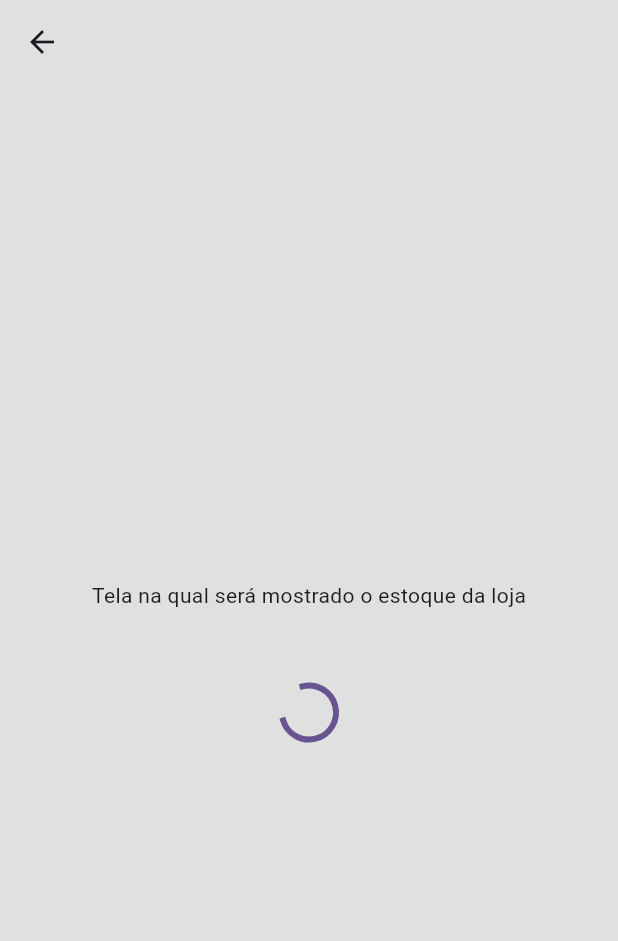
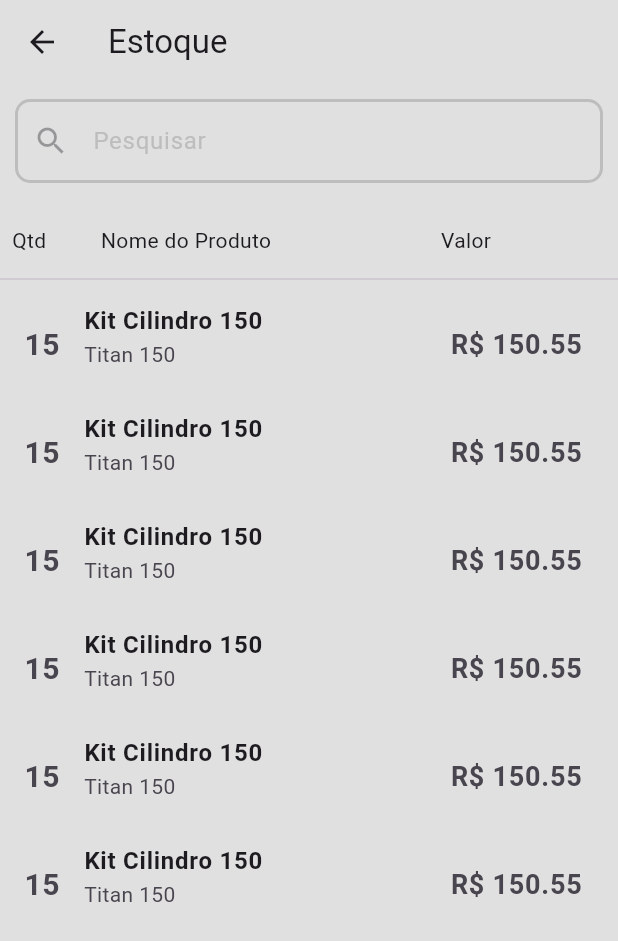
Before and after one commit to ArthurRCastilho/credmoto-app, a Flutter app: the StockScreen screen opened by its route, on a phone screen of 412 x 824 dp. Shown: the top 941 px of the screen. Run offline on Flutter 3.47's test engine with Material 3 defaults, Android fonts, the phone set to English and light mode, and no system bars; our stand-ins replace get.

Commit message:
FEAT: Criação da tela de estoque, inicio da tela de pesquisa e inicio da tela de produto

```diff
--- a/lib/main.dart
+++ b/lib/main.dart
@@ -2,6 +2,8 @@ import 'package:credmoto/screens/accounts_screen/accounts_screen.dart';
 import 'package:credmoto/screens/auth_screen/auth_screen.dart';
 import 'package:credmoto/screens/expensives_screen/expensives_screen.dart';
 import 'package:credmoto/screens/home_screen/home_screen.dart';
+import 'package:credmoto/screens/product_screen/product_screen.dart';
+import 'package:credmoto/screens/search_screen.dart/search_screen.dart';
 import 'package:credmoto/screens/stock_screen/stock_screen.dart';
 import 'package:flutter/material.dart';
 import 'package:get/route_manager.dart';
@@ -32,7 +34,7 @@ class MyApp extends StatelessWidget {
         ),
         GetPage(
           name: '/stock',
-          page: () => const StockScreen(),
+          page: () => StockScreen(),
         ),
         GetPage(
           name: '/accounts',
@@ -42,6 +44,14 @@ class MyApp extends StatelessWidget {
           name: '/expensives',
           page: () => const ExpensivesScreen(),
         ),
+        GetPage(
+          name: '/search-screen',
+          page: () => const SearchScreen(),
+        ),
+        GetPage(
+          name: '/product-screen',
+          page: () => ProductScreen(),
+        ),
       ],
     );
   }
--- /dev/null
+++ b/lib/models/produto.dart
@@ -0,0 +1,19 @@
+class Produto {
+  final String id;
+  final String nome;
+  final String descricao;
+  final String codigo;
+  final String marca;
+  final int quantidade;
+  final double preco;
+
+  const Produto({
+    required this.id,
+    required this.nome,
+    required this.descricao,
+    required this.codigo,
+    required this.marca,
+    required this.quantidade,
+    required this.preco,
+  });
+}
--- /dev/null
+++ b/lib/screens/product_screen/product_screen.dart
@@ -0,0 +1,30 @@
+import 'package:credmoto/models/produto.dart';
+import 'package:flutter/material.dart';
+import 'package:get/get.dart';
+
+class ProductScreen extends StatelessWidget {
+  final produto = Get.arguments as Produto;
+
+  ProductScreen({super.key});
+
+  @override
+  Widget build(BuildContext context) {
+    return Scaffold(
+      appBar: AppBar(
+        title: SingleChildScrollView(
+          scrollDirection: Axis.horizontal,
+          child: Text(produto.nome),
+        ),
+      ),
+      // TODO: Implementar a tela de detalhes do produto
+      body: const Center(
+        child: Column(
+          mainAxisAlignment: MainAxisAlignment.center,
+          children: [
+            CircularProgressIndicator(),
+          ],
+        ),
+      ),
+    );
+  }
+}
--- /dev/null
+++ b/lib/screens/search_screen.dart/search_screen.dart
@@ -0,0 +1,17 @@
+import 'package:flutter/material.dart';
+
+class SearchScreen extends StatelessWidget {
+  const SearchScreen({super.key});
+
+  @override
+  Widget build(BuildContext context) {
+    return Scaffold(
+      appBar: AppBar(
+        title: const Text('Tela de Pesquisa'),
+      ),
+      body: const Center(
+        child: CircularProgressIndicator(),
+      ),
+    );
+  }
+}
--- a/lib/screens/stock_screen/stock_screen.dart
+++ b/lib/screens/stock_screen/stock_screen.dart
@@ -1,19 +1,48 @@
+import 'package:credmoto/models/produto.dart';
+import 'package:credmoto/screens/stock_screen/wigdets/row_header.dart';
+import 'package:credmoto/screens/stock_screen/wigdets/row_product.dart';
+import 'package:credmoto/services/produto_services/produto_services.dart';
+import 'package:credmoto/widgets/search_bar_widget.dart';
 import 'package:flutter/material.dart';
 
 class StockScreen extends StatelessWidget {
-  const StockScreen({super.key});
+  final Stream<List<Produto>> _produtosStream = ProdutoServices().getProducts();
+  StockScreen({super.key});
 
   @override
   Widget build(BuildContext context) {
     return Scaffold(
-      appBar: AppBar(),
-      body: const Center(
+      appBar: AppBar(
+        title: const Text('Estoque'),
+      ),
+      body: Center(
         child: Column(
-          mainAxisAlignment: MainAxisAlignment.center,
+          mainAxisAlignment: MainAxisAlignment.start,
           children: [
-            Text("Tela na qual será mostrado o estoque da loja"),
-            SizedBox(height: 50),
-            CircularProgressIndicator(),
+            const SearchBarWidget(),
+            const SizedBox(height: 10),
+            const RowHeader(),
+            const Divider(),
+            StreamBuilder(
+                stream: _produtosStream,
+                builder: (context, snapshot) {
+                  if (snapshot.connectionState == ConnectionState.waiting) {
+                    return const Center(child: CircularProgressIndicator());
+                  } else if (!snapshot.hasData || snapshot.data!.isEmpty) {
+                    return const Center(
+                      child: Text('Nenhum Produto'),
+                    );
+                  } else {
+                    List<Produto> produtos = snapshot.data!;
+                    return Expanded(
+                      child: ListView.builder(
+                        itemCount: produtos.length,
+                        itemBuilder: (context, index) =>
+                            RowProduct(produto: produtos[index]),
+                      ),
+                    );
+                  }
+                }),
           ],
         ),
       ),
--- /dev/null
+++ b/lib/screens/stock_screen/wigdets/row_header.dart
@@ -0,0 +1,32 @@
+import 'package:flutter/material.dart';
+
+class RowHeader extends StatelessWidget {
+  const RowHeader({
+    super.key,
+  });
+
+  @override
+  Widget build(BuildContext context) {
+    return const Padding(
+      padding: EdgeInsets.all(8.0),
+      child: Row(
+        mainAxisAlignment: MainAxisAlignment.spaceBetween,
+        children: [
+          Text('Qtd', textAlign: TextAlign.center),
+          Expanded(
+            child: Text(
+              'Nome do Produto',
+              textAlign: TextAlign.center,
+            ),
+          ),
+          Expanded(
+            child: Text(
+              'Valor',
+              textAlign: TextAlign.center,
+            ),
+          ),
+        ],
+      ),
+    );
+  }
+}
--- /dev/null
+++ b/lib/screens/stock_screen/wigdets/row_product.dart
@@ -0,0 +1,45 @@
+import 'package:credmoto/models/produto.dart';
+import 'package:flutter/material.dart';
+import 'package:get/get.dart';
+
+class RowProduct extends StatelessWidget {
+  final Produto produto;
+  const RowProduct({
+    super.key,
+    required this.produto,
+  });
+
+  @override
+  Widget build(BuildContext context) {
+    return InkWell(
+      onTap: () => Get.toNamed('/product-screen', arguments: produto),
+      child: ListTile(
+        leading: Text(
+          produto.quantidade.toString(),
+          style: const TextStyle(
+            fontSize: 20,
+            fontWeight: FontWeight.bold,
+          ),
+        ),
+        title: SingleChildScrollView(
+          scrollDirection: Axis.horizontal,
+          child: Text(
+            produto.nome,
+            style: const TextStyle(
+              fontWeight: FontWeight.bold,
+            ),
+          ),
+        ),
+        subtitle: SingleChildScrollView(
+          scrollDirection: Axis.horizontal,
+          child: Text(produto.descricao),
+        ),
+        trailing: Text('R\$ ${produto.preco}',
+            style: const TextStyle(
+              fontSize: 18,
+              fontWeight: FontWeight.bold,
+            )),
+      ),
+    );
+  }
+}
--- /dev/null
+++ b/lib/services/produto_services/produto_mock_services.dart
@@ -0,0 +1,72 @@
+import 'dart:async';
+
+import 'package:credmoto/models/produto.dart';
+import 'package:credmoto/services/produto_services/produto_services.dart';
+
+class ProdutoMockServices implements ProdutoServices {
+  static final List<Produto> _produtos = [
+    const Produto(
+      id: '01',
+      nome: 'Kit Cilindro 150',
+      descricao: 'Titan 150',
+      codigo: 'HSO-650-000',
+      marca: 'Honda',
+      quantidade: 15,
+      preco: 150.55,
+    ),
+    const Produto(
+      id: '01',
+      nome: 'Kit Cilindro 150',
+      descricao: 'Titan 150',
+      codigo: 'HSO-650-000',
+      marca: 'Honda',
+      quantidade: 15,
+      preco: 150.55,
+    ),
+    const Produto(
+      id: '01',
+      nome: 'Kit Cilindro 150',
+      descricao: 'Titan 150',
+      codigo: 'HSO-650-000',
+      marca: 'Honda',
+      quantidade: 15,
+      preco: 150.55,
+    ),
+    const Produto(
+      id: '01',
+      nome: 'Kit Cilindro 150',
+      descricao: 'Titan 150',
+      codigo: 'HSO-650-000',
+      marca: 'Honda',
+      quantidade: 15,
+      preco: 150.55,
+    ),
+    const Produto(
+      id: '01',
+      nome: 'Kit Cilindro 150',
+      descricao: 'Titan 150',
+      codigo: 'HSO-650-000',
+      marca: 'Honda',
+      quantidade: 15,
+      preco: 150.55,
+    ),
+    const Produto(
+      id: '01',
+      nome: 'Kit Cilindro 150',
+      descricao: 'Titan 150',
+      codigo: 'HSO-650-000',
+      marca: 'Honda',
+      quantidade: 15,
+      preco: 150.55,
+    ),
+  ];
+
+  @override
+  Stream<List<Produto>> getProducts() {
+    return _productsStream;
+  }
+
+  static final _productsStream = Stream<List<Produto>>.multi((controller) {
+    controller.add(_produtos);
+  });
+}
--- /dev/null
+++ b/lib/services/produto_services/produto_services.dart
@@ -0,0 +1,14 @@
+
+
+import 'package:credmoto/models/produto.dart';
+import 'package:credmoto/services/produto_services/produto_mock_services.dart';
+
+abstract class ProdutoServices {
+  Stream<List<Produto>> getProducts();
+
+  // Factory responsável por criar uma instância de ProductMockService
+  // Substituir Mock por API
+  factory ProdutoServices() {
+    return ProdutoMockServices();
+  }
+}
--- /dev/null
+++ b/lib/widgets/custom_text_search_field.dart
@@ -0,0 +1,95 @@
+import 'package:flutter/material.dart';
+
+class CustomTextSearchField extends StatelessWidget {
+  final TextEditingController? controller;
+  final String hintText;
+  final IconData? icon;
+  final IconData prefixIcon;
+  final IconData? suffixIcon;
+  final VoidCallback? onTapSuffixIcon;
+  final Function(String)? onChanged;
+  final Function()? onEditingComplete;
+  final bool? enable;
+  final Color? colorIcon;
+  final Color? borderColor;
+  final FocusNode? focusNode;
+  final Function(String)? onFieldSubmitted;
+  const CustomTextSearchField({
+    super.key,
+    this.controller,
+    required this.hintText,
+    this.icon,
+    required this.prefixIcon,
+    this.suffixIcon,
+    this.onTapSuffixIcon,
+    this.onChanged,
+    this.onEditingComplete,
+    this.enable,
+    this.colorIcon,
+    this.borderColor,
+    this.focusNode,
+    this.onFieldSubmitted,
+  });
+
+  String? validator(String? value) {
+    if (value!.length > 30) {
+      return 'O texto é muito longo';
+    }
+    return null;
+  }
+
+  @override
+  Widget build(BuildContext context) {
+    return Padding(
+      padding: EdgeInsets.symmetric(vertical: 10, horizontal: 10),
+      child: TextFormField(
+        focusNode: focusNode,
+        enabled: enable,
+        controller: controller,
+        keyboardType: TextInputType.text,
+        onChanged: onChanged,
+        onEditingComplete: onEditingComplete,
+        onFieldSubmitted: onFieldSubmitted,
+        validator: validator,
+        maxLength: 30,
+        decoration: InputDecoration(
+          counterText: '',
+          hintText: hintText,
+          hintStyle: TextStyle(
+            color: Colors.grey.shade400,
+          ),
+          suffixIcon: IconButton(
+            onPressed: onTapSuffixIcon,
+            icon: Icon(suffixIcon, color: colorIcon),
+          ),
+          prefixIcon: Icon(prefixIcon, color: colorIcon),
+          border: OutlineInputBorder(
+            borderRadius: BorderRadius.circular(10),
+            borderSide: BorderSide(color: borderColor ?? Colors.grey.shade400),
+          ),
+          enabledBorder: OutlineInputBorder(
+            borderRadius: BorderRadius.circular(10),
+            borderSide: BorderSide(
+              color: borderColor ?? Colors.grey.shade400,
+              width: 2.0,
+            ),
+          ),
+          disabledBorder: OutlineInputBorder(
+            borderRadius: BorderRadius.circular(10),
+            borderSide: BorderSide(
+              color: Colors.grey.shade400,
+              width: 2.0,
+            ),
+          ),
+          focusedBorder: OutlineInputBorder(
+            borderRadius: BorderRadius.circular(10),
+            borderSide: BorderSide(
+              color: borderColor ?? Colors.grey.shade400,
+              width: 2.0,
+            ),
+          ),
+        ),
+      ),
+    );
+  }
+}
--- /dev/null
+++ b/lib/widgets/search_bar_widget.dart
@@ -0,0 +1,23 @@
+import 'package:credmoto/widgets/custom_text_search_field.dart';
+import 'package:flutter/material.dart';
+import 'package:get/get.dart';
+
+class SearchBarWidget extends StatelessWidget {
+  const SearchBarWidget({
+    super.key,
+  });
+
+  @override
+  Widget build(BuildContext context) {
+    return InkWell(
+      splashColor: Colors.transparent, // Remove o splash
+      highlightColor: Colors.transparent, // Remove o highlight
+      onTap: () => Get.toNamed('/search-screen'),
+      child: const CustomTextSearchField(
+        hintText: 'Pesquisar',
+        prefixIcon: Icons.search,
+        enable: false,
+      ),
+    );
+  }
+}
```
Also changed, not shown: lib/services/produto_services/produto_api_services.dart (added), pubspec.lock.
